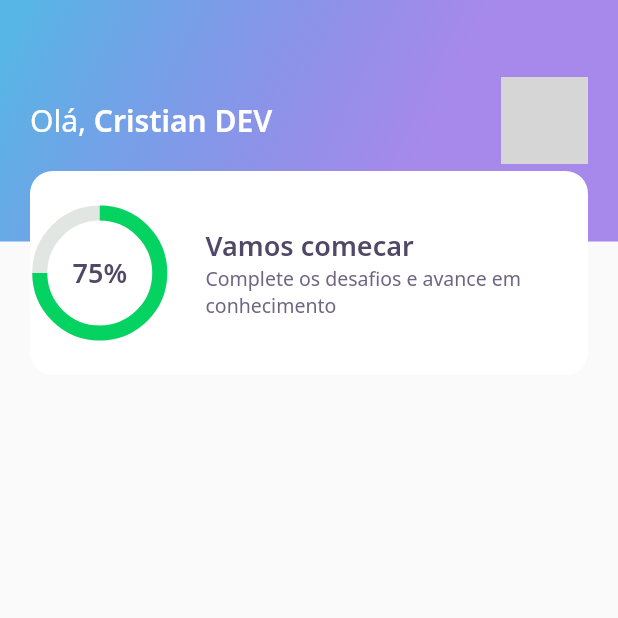
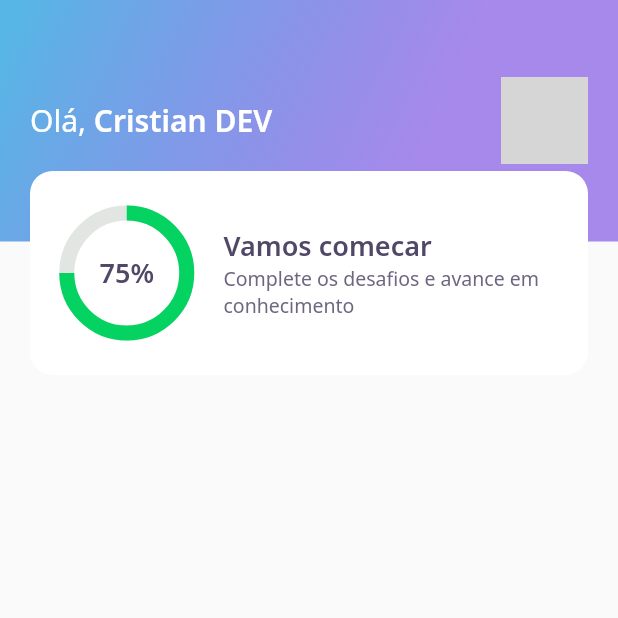
Before and after one commit to tenondecrpc/devquiz-flutter, a Flutter app: the screen it shows after launch, on a phone screen of 412 x 824 dp, the top half of it. Run offline on Flutter 3.47's test engine with Material 2 defaults, Android fonts, the phone set to English and light mode, and no system bars; our stand-ins replace google_fonts; network calls fail; grey boxes are pictures that could not be loaded.

Commit message:
Fixed padding in score_card widget

```diff
--- a/lib/home/widgets/score_card/score_card_widget.dart
+++ b/lib/home/widgets/score_card/score_card_widget.dart
@@ -13,13 +13,12 @@ class ScoreCardWidget extends StatelessWidget {
         height: 136,
         decoration: BoxDecoration(
             color: AppColors.white, borderRadius: BorderRadius.circular(15)),
+        child: Padding(
+          padding: const EdgeInsets.symmetric(horizontal: 24),
           child: Row(
             crossAxisAlignment: CrossAxisAlignment.center,
             children: [
-            Expanded(
-              flex: 1,
-              child: ChartWidget(),
-            ),
+              Expanded(flex: 1, child: ChartWidget()),
               Expanded(
                 flex: 3,
                 child: Padding(
@@ -38,6 +37,7 @@ class ScoreCardWidget extends StatelessWidget {
             ],
           ),
         ),
+      ),
     );
   }
 }
```
Lines whose indentation alone changed are shown as unchanged.
